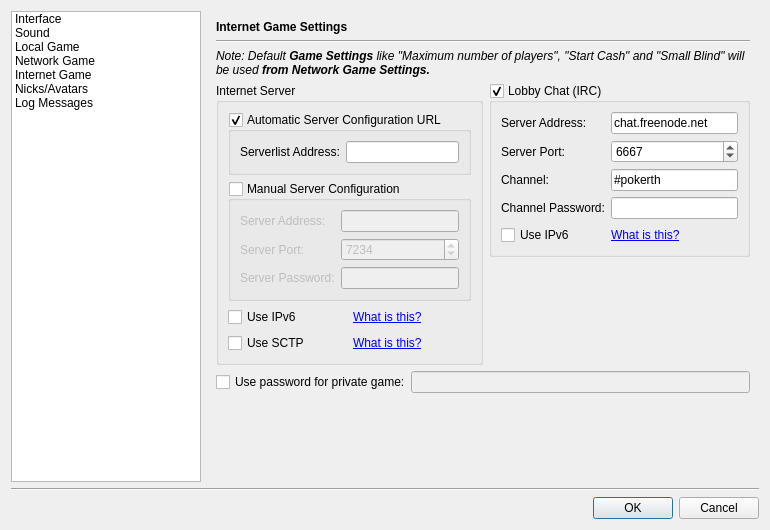
Above: src/gui/qt/settingsdialog.ui from pokerth/pokerth before the change. Below: the same form after it.
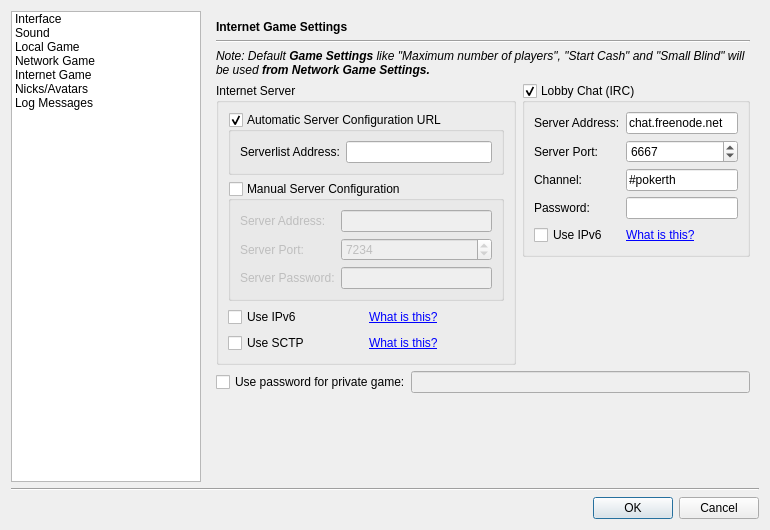
That is the form after the change. The open tabs and pages were chosen to show the change. Icons and pictures are not drawn. Custom widgets are drawn as their Qt base class.

```diff
--- a/src/gui/qt/settingsdialog.ui
+++ b/src/gui/qt/settingsdialog.ui
@@ -1203,9 +1203,15 @@
          </item>
          <item rowspan="2" row="3" column="0" >
           <widget class="QGroupBox" name="groupBox_4" >
+           <property name="minimumSize" >
+            <size>
+             <width>300</width>
+             <height>0</height>
+            </size>
+           </property>
            <property name="maximumSize" >
             <size>
-             <width>285</width>
+             <width>300</width>
              <height>16777215</height>
             </size>
            </property>
@@ -1391,6 +1397,12 @@
             </item>
             <item row="1" column="1" >
              <widget class="QSpinBox" name="spinBox_IRCServerPort" >
+              <property name="sizePolicy" >
+               <sizepolicy vsizetype="Fixed" hsizetype="Expanding" >
+                <horstretch>0</horstretch>
+                <verstretch>0</verstretch>
+               </sizepolicy>
+              </property>
               <property name="minimum" >
                <number>80</number>
               </property>
@@ -1422,7 +1434,7 @@
             <item row="3" column="0" >
              <widget class="QLabel" name="label_17" >
               <property name="text" >
-               <string>Channel Password:</string>
+               <string>Password:</string>
               </property>
               <property name="buddy" >
                <cstring>lineEdit_IRCChannelPassword</cstring>
```
Left out of the diff: 60 changed lines with no effect on the pictures.
